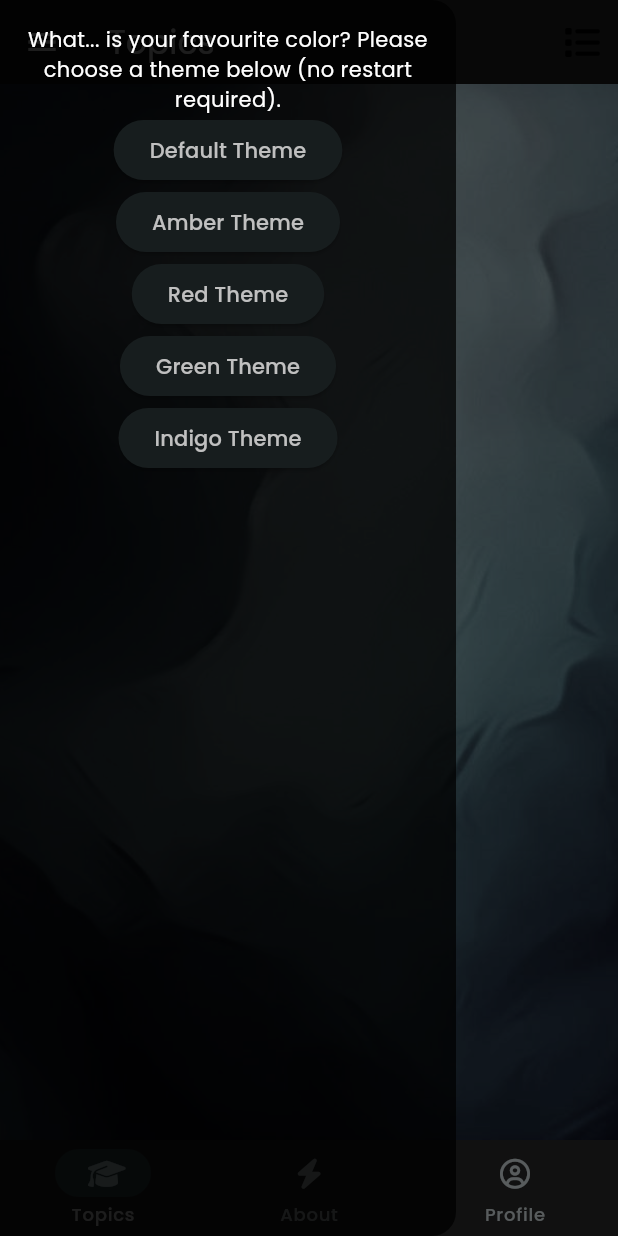
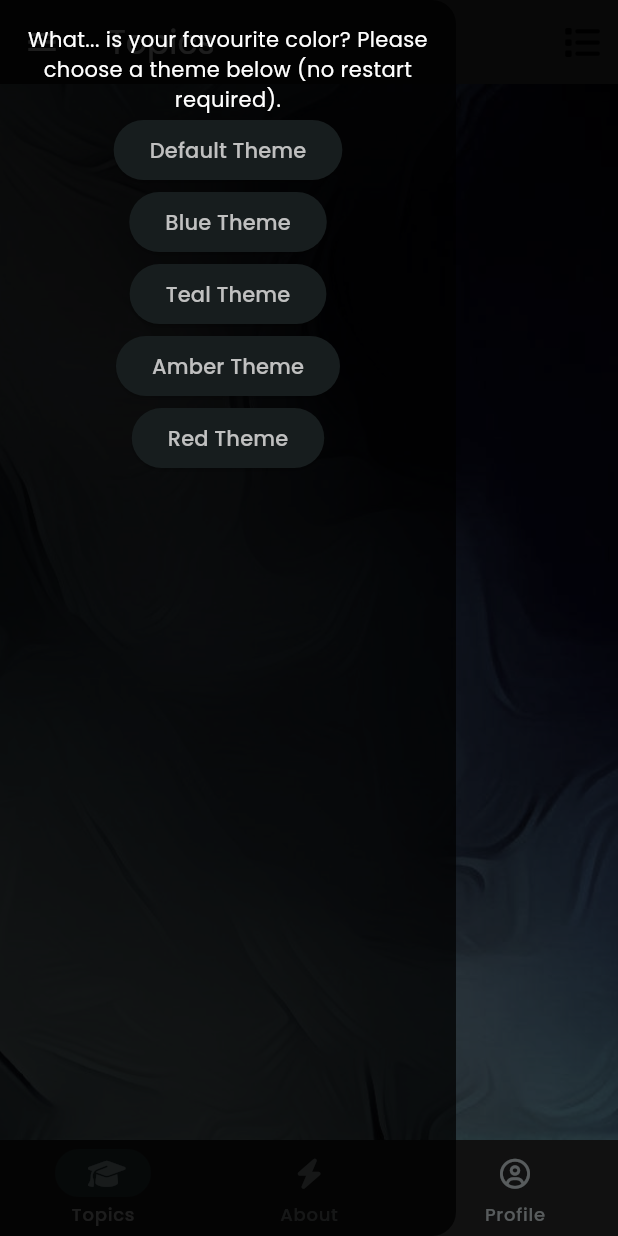
Before and after one commit to groznee/quizzapp, a Flutter app: the screen it shows once a user with an empty profile is signed in, with the side drawer open, on a phone screen of 412 x 824 dp. Run offline on Flutter 3.47's test engine with Material 3 defaults, Android fonts, the phone set to English and light mode, and no system bars; our stand-ins replace cloud_firestore, firebase_auth, firebase_core, firebase_storage, flex_color_scheme, flutter_animate and 6 more; accounts and stored records are empty.

Commit message:
Further layout fixes

```diff
--- a/lib/theme.dart
+++ b/lib/theme.dart
@@ -4,23 +4,23 @@ import 'package:google_fonts/google_fonts.dart';
 import 'package:flex_color_scheme/flex_color_scheme.dart';
 
 var themeDefault = FlexColorScheme.dark(
-  scheme: FlexScheme.blue,
+  scheme: FlexScheme.bigStone,
   fontFamily: GoogleFonts.poppins().fontFamily,
 ).toTheme;
 var themeBlue = FlexColorScheme.dark(
-  scheme: FlexScheme.amber,
+  scheme: FlexScheme.blue,
   fontFamily: GoogleFonts.openSans().fontFamily,
 ).toTheme;
 var themeRed = FlexColorScheme.dark(
-  scheme: FlexScheme.red,
+  scheme: FlexScheme.tealM3,
   fontFamily: GoogleFonts.montserrat().fontFamily,
 ).toTheme;
 var themeGreen = FlexColorScheme.dark(
-  scheme: FlexScheme.green,
+  scheme: FlexScheme.amber,
   fontFamily: GoogleFonts.lato().fontFamily,
 ).toTheme;
 var themeAmber = FlexColorScheme.dark(
-  scheme: FlexScheme.indigo,
+  scheme: FlexScheme.redWine,
   fontFamily: GoogleFonts.roboto().fontFamily,
 ).toTheme;
 
--- a/lib/topics/drawer.dart
+++ b/lib/topics/drawer.dart
@@ -30,19 +30,19 @@ class ThemeDrawer extends StatelessWidget {
                 ElevatedButton(
                     onPressed: () =>
                         HomeMaterialWidget.of(context).changeTheme(themeBlue),
+                    child: const Text("Blue Theme")),
+                ElevatedButton(
+                    onPressed: () =>
+                        HomeMaterialWidget.of(context).changeTheme(themeRed),
+                    child: const Text("Teal Theme")),
+                ElevatedButton(
+                    onPressed: () =>
+                        HomeMaterialWidget.of(context).changeTheme(themeGreen),
                     child: const Text("Amber Theme")),
                 ElevatedButton(
                     onPressed: () =>
-                        HomeMaterialWidget.of(context).changeTheme(themeRed),
+                        HomeMaterialWidget.of(context).changeTheme(themeAmber),
                     child: const Text("Red Theme")),
-                ElevatedButton(
-                    onPressed: () =>
-                        HomeMaterialWidget.of(context).changeTheme(themeGreen),
-                    child: const Text("Green Theme")),
-                ElevatedButton(
-                    onPressed: () =>
-                        HomeMaterialWidget.of(context).changeTheme(themeAmber),
-                    child: const Text("Indigo Theme")),
               ],
             ),
           ),
--- a/lib/topics/topic_item.dart
+++ b/lib/topics/topic_item.dart
@@ -103,7 +103,7 @@ class LandscapeQuizList extends StatelessWidget {
     return Container(
       decoration: BoxDecoration(
         image: DecorationImage(
-          image: const AssetImage("assets/background4.jpg"),
+          image: const AssetImage("assets/background1.jpg"),
           fit: BoxFit.cover,
           colorFilter: ColorFilter.mode(
               Theme.of(context).primaryColor.withOpacity(0.75),
@@ -152,7 +152,7 @@ class PortraitQuizList extends StatelessWidget {
     return Container(
       decoration: BoxDecoration(
         image: DecorationImage(
-          image: const AssetImage("assets/background4.jpg"),
+          image: const AssetImage("assets/background1.jpg"),
           fit: BoxFit.cover,
           colorFilter: ColorFilter.mode(
               Theme.of(context).primaryColor.withOpacity(0.75),
--- a/lib/topics/topics.dart
+++ b/lib/topics/topics.dart
@@ -36,10 +36,11 @@ class _TopicsScreenState extends State<TopicsScreen> {
             EdgeInsets itemPaddingio =
                 const EdgeInsets.fromLTRB(25, 20, 25, 10);
             if (aspectRatio > 0.626) {
-              itemPaddingio -= const EdgeInsets.only(top: 10);
-              itemPaddingio *= 3.5 / aspectRatio;
+              itemPaddingio -= const EdgeInsets.fromLTRB(-10, 5, -10, 5);
+              itemPaddingio *= 12 * (aspectRatio * aspectRatio * aspectRatio);
               itemExtentio *= 0.75 / aspectRatio;
             }
+
             return Scaffold(
               appBar: AppBar(
                 title: const Text('Topics'),
@@ -60,8 +61,10 @@ class _TopicsScreenState extends State<TopicsScreen> {
               body: Container(
                 decoration: BoxDecoration(
                   image: DecorationImage(
-                    image: const AssetImage("assets/background1.jpg"),
+                    image: const AssetImage("assets/background3.jpg"),
+                    alignment: const FractionalOffset(1, 0), //topRight
                     fit: BoxFit.cover,
+
                     colorFilter: ColorFilter.mode(
                         Theme.of(context).primaryColor.withOpacity(0.75),
                         BlendMode.color),
@@ -77,7 +80,6 @@ class _TopicsScreenState extends State<TopicsScreen> {
                               (orientation != Orientation.landscape))
                           ? ListView(
                               itemExtent: itemExtentio,
-                              // padding: const EdgeInsets.fromLTRB(25, 20, 25, 10),
                               padding: itemPaddingio,
                               children: topics
                                   .map((topic) => Padding(
```
Also changed, not shown: lib/quiz/quiz.dart (+11 -10 lines).
